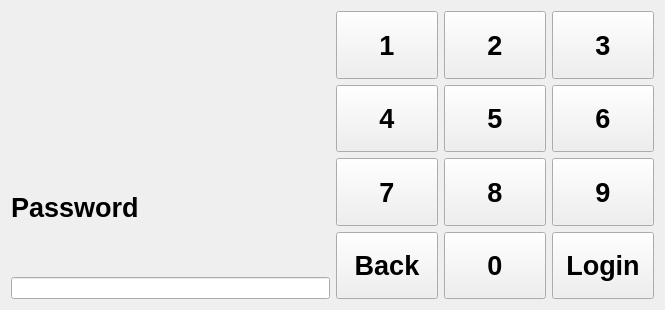
Above: TallyOnRaspberry/passwordscreen.ui from Deltachi/Tally_Teamproject before the change. Below: the same form after it.
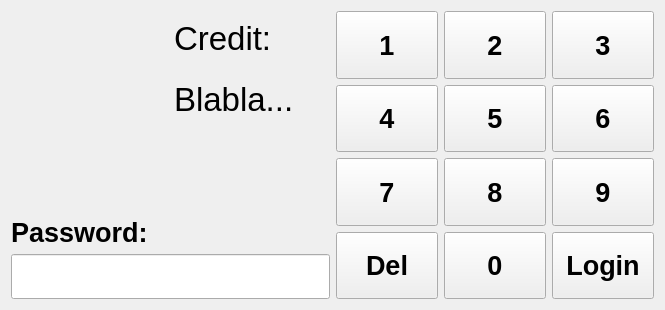
That is the form after the change. Icons and pictures are not drawn.

```diff
--- a/TallyOnRaspberry/passwordscreen.ui
+++ b/TallyOnRaspberry/passwordscreen.ui
@@ -15,32 +15,57 @@
   </property>
   <layout class="QGridLayout" name="gridLayout_2" columnstretch="1,1">
    <item row="0" column="0">
-    <layout class="QVBoxLayout" name="verticalLayout">
+    <layout class="QVBoxLayout" name="verticalLayout" stretch="1,1,1">
      <item>
-      <layout class="QHBoxLayout" name="horizontalLayout">
+      <layout class="QHBoxLayout" name="horizontalLayout" stretch="1,1">
        <item>
         <widget class="QLabel" name="label_pic">
+         <property name="sizePolicy">
+          <sizepolicy hsizetype="Expanding" vsizetype="Expanding">
+           <horstretch>0</horstretch>
+           <verstretch>0</verstretch>
+          </sizepolicy>
+         </property>
          <property name="text">
           <string/>
          </property>
+         <property name="textFormat">
+          <enum>Qt::AutoText</enum>
+         </property>
          <property name="pixmap">
           <pixmap resource="myressources.qrc">:/MyFiles/Natalie.jpg</pixmap>
          </property>
+         <property name="scaledContents">
+          <bool>false</bool>
+         </property>
+         <property name="wordWrap">
+          <bool>false</bool>
+         </property>
         </widget>
        </item>
        <item>
-        <layout class="QVBoxLayout" name="verticalLayout_2">
+        <layout class="QVBoxLayout" name="verticalLayout_2" stretch="1,1">
          <item>
           <widget class="QLabel" name="label_name">
+           <property name="font">
+            <font>
+             <pointsize>25</pointsize>
+            </font>
+           </property>
            <property name="text">
-            <string/>
+            <string>Credit:</string>
            </property>
           </widget>
          </item>
          <item>
           <widget class="QLabel" name="label_credit">
+           <property name="font">
+            <font>
+             <pointsize>25</pointsize>
+            </font>
+           </property>
            <property name="text">
-            <string/>
+            <string>Blabla...</string>
            </property>
           </widget>
          </item>
@@ -58,12 +83,21 @@
         </font>
        </property>
        <property name="text">
-        <string>Password</string>
+        <string>Password:</string>
+       </property>
+       <property name="alignment">
+        <set>Qt::AlignBottom|Qt::AlignLeading|Qt::AlignLeft</set>
        </property>
       </widget>
      </item>
      <item>
-      <widget class="QLineEdit" name="lineEdit_password"/>
+      <widget class="QLineEdit" name="lineEdit_password">
+       <property name="font">
+        <font>
+         <pointsize>25</pointsize>
+        </font>
+       </property>
+      </widget>
      </item>
     </layout>
    </item>
@@ -265,7 +299,7 @@
         </font>
        </property>
        <property name="text">
-        <string>Back</string>
+        <string>Del</string>
        </property>
       </widget>
      </item>
```
